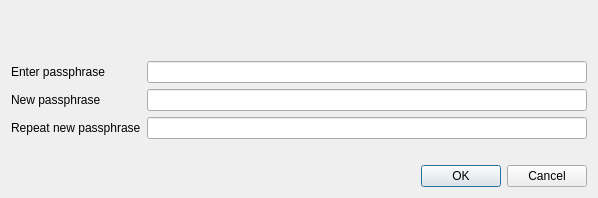
The window that src/qt/forms/askpassphrasedialog.ui (Wisecoincore/suncoin) describes before a commit, drawn with Qt 5.
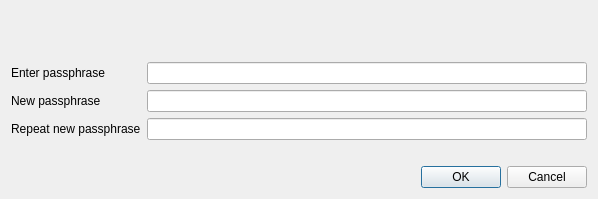
The same window after the commit.

What changed in the file:
```diff
--- a/src/qt/forms/askpassphrasedialog.ui
+++ b/src/qt/forms/askpassphrasedialog.ui
@@ -7,7 +7,7 @@
     <x>0</x>
     <y>0</y>
     <width>598</width>
-    <height>198</height>
+    <height>199</height>
    </rect>
   </property>
   <property name="sizePolicy">
@@ -50,6 +50,9 @@
      </item>
      <item row="0" column="1">
       <widget class="QLineEdit" name="passEdit1">
+       <property name="text">
+        <string/>
+       </property>
        <property name="echoMode">
         <enum>QLineEdit::Password</enum>
        </property>
@@ -87,8 +90,9 @@
       <widget class="QLabel" name="capsLabel">
        <property name="font">
         <font>
-         <weight>75</weight>
-         <bold>true</bold>
+         <family>Helvetica Neue</family>
+         <weight>12</weight>
+         <bold>false</bold>
         </font>
        </property>
        <property name="text">
```
Left out of the diff: 1 changed line with no effect on the pictures.
